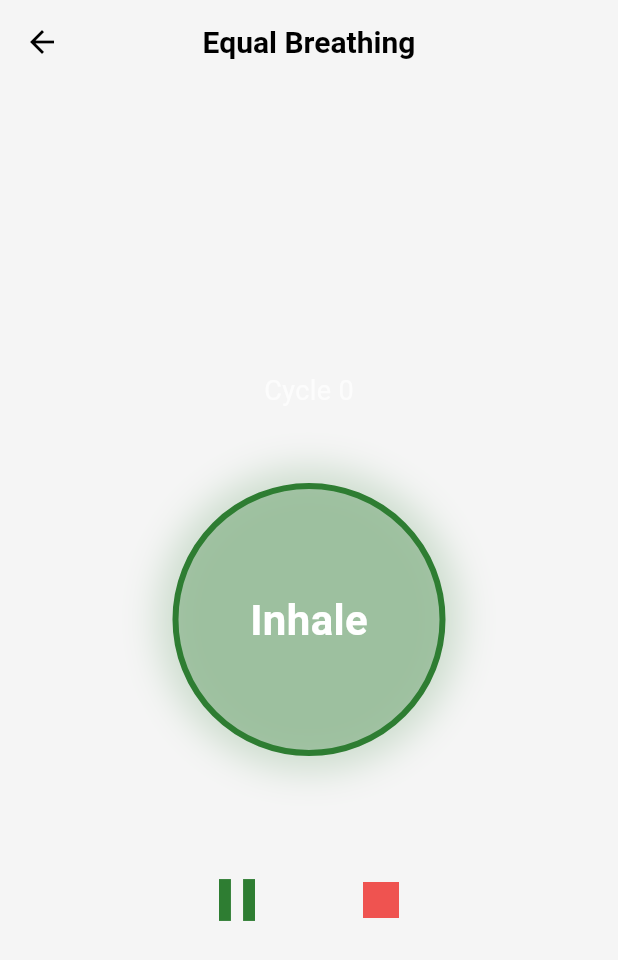
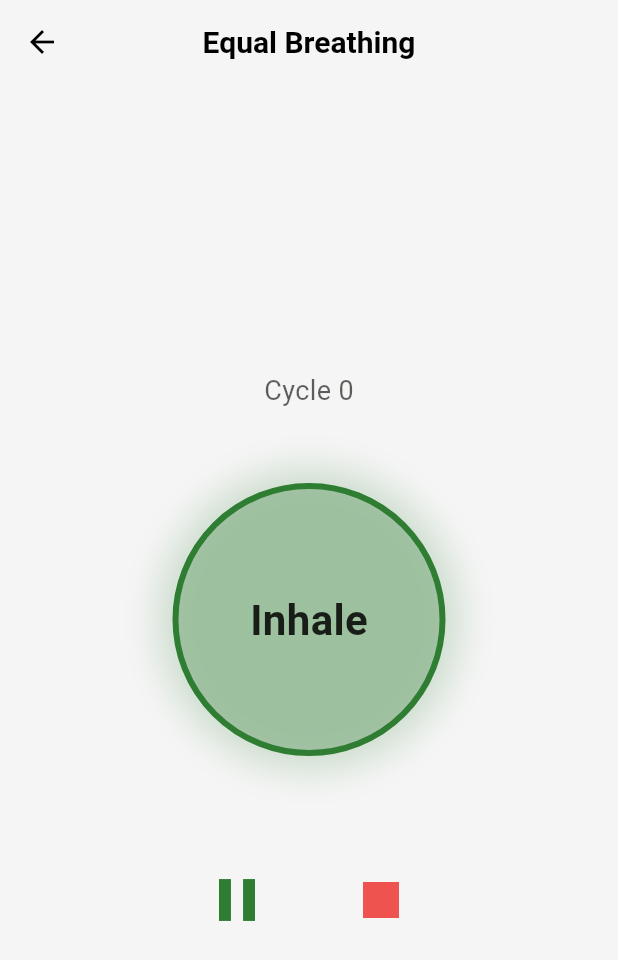
Before and after one commit to eirafocus/eirafocus, a Flutter app: the BreathingSessionScreen screen opened directly with sample values from the repository, on a phone screen of 412 x 824 dp. Shown: the top 960 px of the screen. Run offline on Flutter 3.47's test engine with Material 3 defaults, Android fonts, the phone set to English and light mode, and no system bars; our stand-ins replace flutter_riverpod, font_awesome_flutter, sqflite; accounts and stored records are empty.

Commit message:
fix: meditation layout overflow and text visibility in light theme

```diff
--- a/lib/features/breathing/presentation/breathing_session_screen.dart
+++ b/lib/features/breathing/presentation/breathing_session_screen.dart
@@ -182,6 +182,8 @@ class _BreathingSessionScreenState extends State<BreathingSessionScreen> with Ti
 
   @override
   Widget build(BuildContext context) {
+    final colorScheme = Theme.of(context).colorScheme;
+
     return Scaffold(
       appBar: AppBar(
         title: Text(widget.method.name),
@@ -198,7 +200,10 @@ class _BreathingSessionScreenState extends State<BreathingSessionScreen> with Ti
             children: [
               Text(
                 'Cycle $_currentCycle',
-                style: const TextStyle(fontSize: 18, color: Colors.white70),
+                style: TextStyle(
+                  fontSize: 18,
+                  color: colorScheme.onSurface.withOpacity(0.7),
+                ),
               ),
               const SizedBox(height: 48),
               AnimatedBuilder(
@@ -209,14 +214,14 @@ class _BreathingSessionScreenState extends State<BreathingSessionScreen> with Ti
                     height: 250 * _circleAnimation.value,
                     decoration: BoxDecoration(
                       shape: BoxShape.circle,
-                      color: Theme.of(context).colorScheme.primary.withOpacity(0.3),
+                      color: colorScheme.primary.withOpacity(0.3),
                       border: Border.all(
-                        color: Theme.of(context).colorScheme.primary,
+                        color: colorScheme.primary,
                         width: 4,
                       ),
                       boxShadow: [
                         BoxShadow(
-                          color: Theme.of(context).colorScheme.primary.withOpacity(0.2),
+                          color: colorScheme.primary.withOpacity(0.2),
                           blurRadius: 20,
                           spreadRadius: 10,
                         ),
@@ -225,10 +230,10 @@ class _BreathingSessionScreenState extends State<BreathingSessionScreen> with Ti
                     child: Center(
                       child: Text(
                         _instructionText,
-                        style: const TextStyle(
+                        style: TextStyle(
                           fontSize: 28,
                           fontWeight: FontWeight.bold,
-                          color: Colors.white,
+                          color: colorScheme.onSurface,
                         ),
                       ),
                     ),
@@ -243,7 +248,7 @@ class _BreathingSessionScreenState extends State<BreathingSessionScreen> with Ti
                     onPressed: _togglePause,
                     icon: Icon(_isPaused ? Icons.play_arrow : Icons.pause),
                     iconSize: 48,
-                    color: Theme.of(context).colorScheme.primary,
+                    color: colorScheme.primary,
                   ),
                   const SizedBox(width: 32),
                   IconButton(
```
Also changed, not shown: lib/features/meditation/presentation/meditation_screen.dart (+24 -14 lines), lib/features/onboarding/presentation/onboarding_screen.dart (+9 -3 lines).
